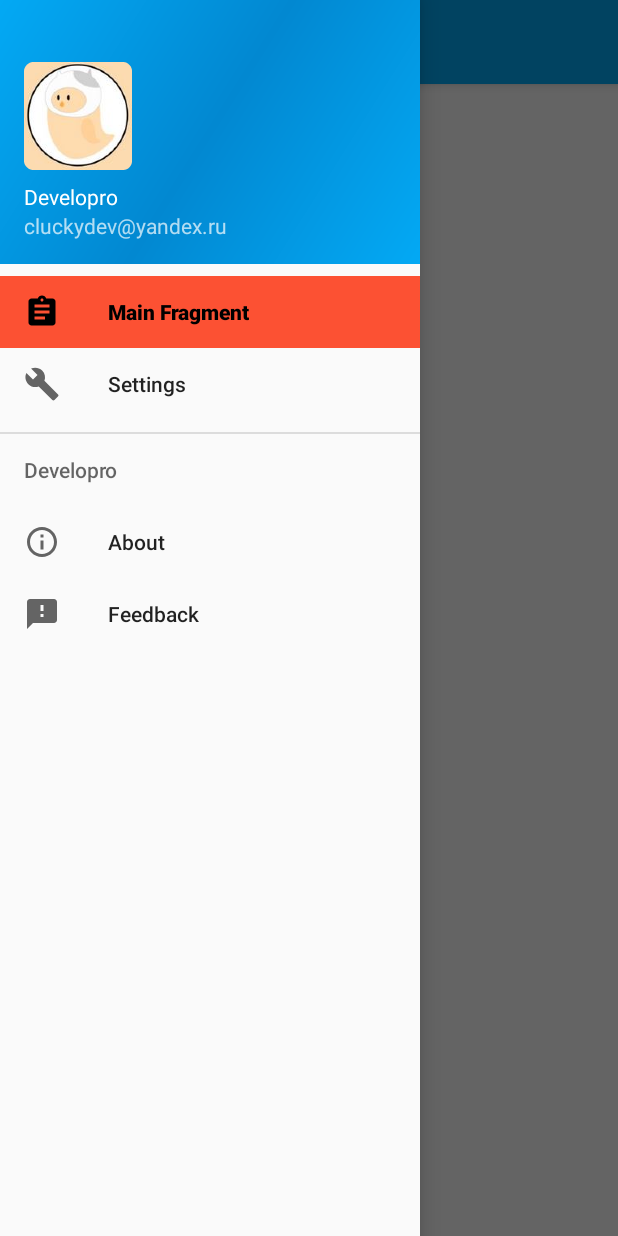
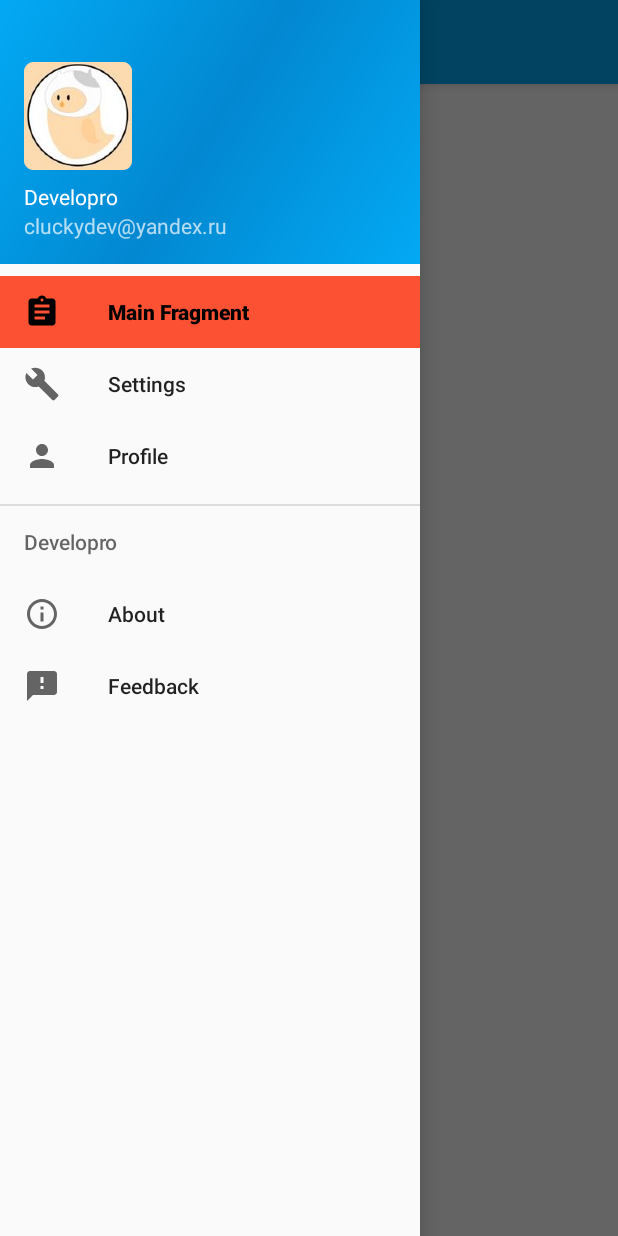
Before and after one commit to Developro/Android, an Android app: the MainActivity screen opened directly, with no data from a screen before it, with the side drawer open, on a phone screen of 412 x 824 dp. Run offline under Robolectric (Android 15) with nearby library versions, the phone set to English and light mode, and no system bars; our stand-ins replace ButterKnife, Dagger/Hilt's generated code; 1 statement that could not run was skipped.

Commit message:
добавил фрагмент UserProfile и подключил его к даггеру

```diff
--- a/data/src/main/java/com/studios/uio443/cluck/data/retrofit/interceptor/AuthorizationRequestInterceptor.java
+++ b/data/src/main/java/com/studios/uio443/cluck/data/retrofit/interceptor/AuthorizationRequestInterceptor.java
@@ -23,7 +23,8 @@ public class AuthorizationRequestInterceptor implements Interceptor {
         Request originalRequest = chain.request();
         if (originalRequest.body() == null
                 || originalRequest.header("Authorization") != null
-                || token.isEmpty()) {
+                || token == null
+                || token.equals("")) {
             return chain.proceed(originalRequest);
         }
 
--- a/domain/src/main/java/com/studios/uio443/cluck/domain/repository/UserRepository.java
+++ b/domain/src/main/java/com/studios/uio443/cluck/domain/repository/UserRepository.java
@@ -39,5 +39,7 @@ public interface UserRepository {
 
   Observable<User> userProfile(final int userId);
 
+    Observable<User> currentUserProfile();
+
   Observable<User> auth(final String user, final String password);
 }
--- a/presentation/src/main/java/com/studios/uio443/cluck/presentation/internal/di/modules/MainActivityModule.java
+++ b/presentation/src/main/java/com/studios/uio443/cluck/presentation/internal/di/modules/MainActivityModule.java
@@ -5,6 +5,8 @@ import com.studios.uio443.cluck.presentation.internal.di.Scope.FragmentScope;
 import com.studios.uio443.cluck.presentation.router.MainRouter;
 import com.studios.uio443.cluck.presentation.router.impl.MainRouterImpl;
 import com.studios.uio443.cluck.presentation.view.fragment.MainFragment;
+import com.studios.uio443.cluck.presentation.view.fragment.UserProfileFragment;
+
 import dagger.Binds;
 import dagger.Module;
 import dagger.android.ContributesAndroidInjector;
@@ -26,4 +28,8 @@ public interface MainActivityModule {
 	@FragmentScope
 	@ContributesAndroidInjector(modules = {MainFragmentModule.class})
 	MainFragment mainFragment();
+
+    @FragmentScope
+    @ContributesAndroidInjector(modules = {UserFragmentModule.class})
+    UserProfileFragment userProfileFragment();
 }
--- a/presentation/src/main/java/com/studios/uio443/cluck/presentation/internal/di/modules/MainFragmentModule.java
+++ b/presentation/src/main/java/com/studios/uio443/cluck/presentation/internal/di/modules/MainFragmentModule.java
@@ -1,7 +1,10 @@
 package com.studios.uio443.cluck.presentation.internal.di.modules;
 
 import com.studios.uio443.cluck.presentation.mvp.MainFragmentVP;
+import com.studios.uio443.cluck.presentation.view.UserProfileView;
 import com.studios.uio443.cluck.presentation.view.fragment.MainFragment;
+import com.studios.uio443.cluck.presentation.view.fragment.UserProfileFragment;
+
 import dagger.Binds;
 import dagger.Module;
 
@@ -11,4 +14,6 @@ public abstract class MainFragmentModule {
 	@Binds
 	public abstract MainFragmentVP.View mainFragmentView(MainFragment mainFragment);
 
+	@Binds
+	public abstract UserProfileView userProfileViewFragment(UserProfileFragment userProfileFragment);
 }
--- a/presentation/src/main/java/com/studios/uio443/cluck/presentation/router/MainRouter.java
+++ b/presentation/src/main/java/com/studios/uio443/cluck/presentation/router/MainRouter.java
@@ -5,6 +5,8 @@ public interface MainRouter {
 
 	void showSettingsFragment();
 
+    void showProfileFragment();
+
 	void showAboutFragment();
 
 	void showFeedbackFragment();
--- a/presentation/src/main/java/com/studios/uio443/cluck/presentation/router/impl/MainRouterImpl.java
+++ b/presentation/src/main/java/com/studios/uio443/cluck/presentation/router/impl/MainRouterImpl.java
@@ -8,13 +8,14 @@ import com.studios.uio443.cluck.presentation.view.fragment.AboutFragment;
 import com.studios.uio443.cluck.presentation.view.fragment.FeedbackFragment;
 import com.studios.uio443.cluck.presentation.view.fragment.MainFragment;
 import com.studios.uio443.cluck.presentation.view.fragment.SettingsFragment;
+import com.studios.uio443.cluck.presentation.view.fragment.UserProfileFragment;
 
 import javax.inject.Inject;
 
 public class MainRouterImpl extends BaseRouterImpl<MainActivity> implements MainRouter {
 
 	@Inject
-	public MainRouterImpl(MainActivity activity) {
+	MainRouterImpl(MainActivity activity) {
 		super(activity);
 	}
 
@@ -26,6 +27,11 @@ public class MainRouterImpl extends BaseRouterImpl<MainActivity> implements Main
 	@Override
 	public void showSettingsFragment() {
 		replaceFragment(R.id.main_container, new SettingsFragment());
+	}
+
+	@Override
+	public void showProfileFragment() {
+		replaceFragment(R.id.main_container, new UserProfileFragment());
 	}
 
 	@Override
--- /dev/null
+++ b/presentation/src/main/res/drawable/ic_person_black_24dp.xml
@@ -0,0 +1,9 @@
+<vector xmlns:android="http://schemas.android.com/apk/res/android"
+    android:width="24dp"
+    android:height="24dp"
+    android:viewportHeight="24.0"
+    android:viewportWidth="24.0">
+    <path
+        android:fillColor="#FF000000"
+        android:pathData="M12,12c2.21,0 4,-1.79 4,-4s-1.79,-4 -4,-4 -4,1.79 -4,4 1.79,4 4,4zM12,14c-2.67,0 -8,1.34 -8,4v2h16v-2c0,-2.66 -5.33,-4 -8,-4z" />
+</vector>
--- a/presentation/src/main/res/menu/activity_main_drawer.xml
+++ b/presentation/src/main/res/menu/activity_main_drawer.xml
@@ -17,6 +17,13 @@
             android:title="@string/nav_settings" />
     </group>
 
+    <group android:checkableBehavior="single">
+        <item
+            android:id="@+id/nav_profile"
+            android:icon="@drawable/ic_person_black_24dp"
+            android:title="@string/nav_profile" />
+    </group>
+
     <item android:title="@string/developer_company">
         <menu>
             <item
--- a/presentation/src/main/res/values/strings.xml
+++ b/presentation/src/main/res/values/strings.xml
@@ -29,6 +29,7 @@
   <string name="navigation_drawer_close">Close navigation drawer</string>
   <string name="nav_main_fragment">Main Fragment</string>
   <string name="nav_settings">Settings</string>
+    <string name="nav_profile">Profile</string>
   <string name="nav_about_title">About</string>
   <string name="nav_feedback">Feedback</string>
 
```
Also changed, not shown: data/src/main/java/com/studios/uio443/cluck/data/repository/UserDataRepository.java (+6 -2 lines), data/src/main/java/com/studios/uio443/cluck/data/retrofit/CluckyAPI.java (+5 -6 lines), data/src/main/java/com/studios/uio443/cluck/data/retrofit/CluckyApiImpl.java (+12 -6 lines), data/src/main/java/com/studios/uio443/cluck/data/retrofit/GetUser.java (+7 -4 lines), domain/src/main/java/com/studios/uio443/cluck/domain/interactor/GetUserProfile.java (+16 -2 lines), presentation/src/main/java/com/studios/uio443/cluck/presentation/internal/di/modules/AppModule.java (+9 -2 lines), presentation/src/main/java/com/studios/uio443/cluck/presentation/internal/di/modules/UserActivityModule.java (added, +16 -0 lines), presentation/src/main/java/com/studios/uio443/cluck/presentation/internal/di/modules/UserFragmentModule.java (renamed from presentation/src/main/java/com/studios/uio443/cluck/presentation/internal/di/modules/UserModule.java, +7 -2 lines), presentation/src/main/java/com/studios/uio443/cluck/presentation/presenter/UserProfilePresenter.java (+4 -4 lines), presentation/src/main/java/com/studios/uio443/cluck/presentation/view/activity/MainActivity.java (+10 -3 lines), presentation/src/main/java/com/studios/uio443/cluck/presentation/view/fragment/UserProfileFragment.java (+7 -5 lines).
